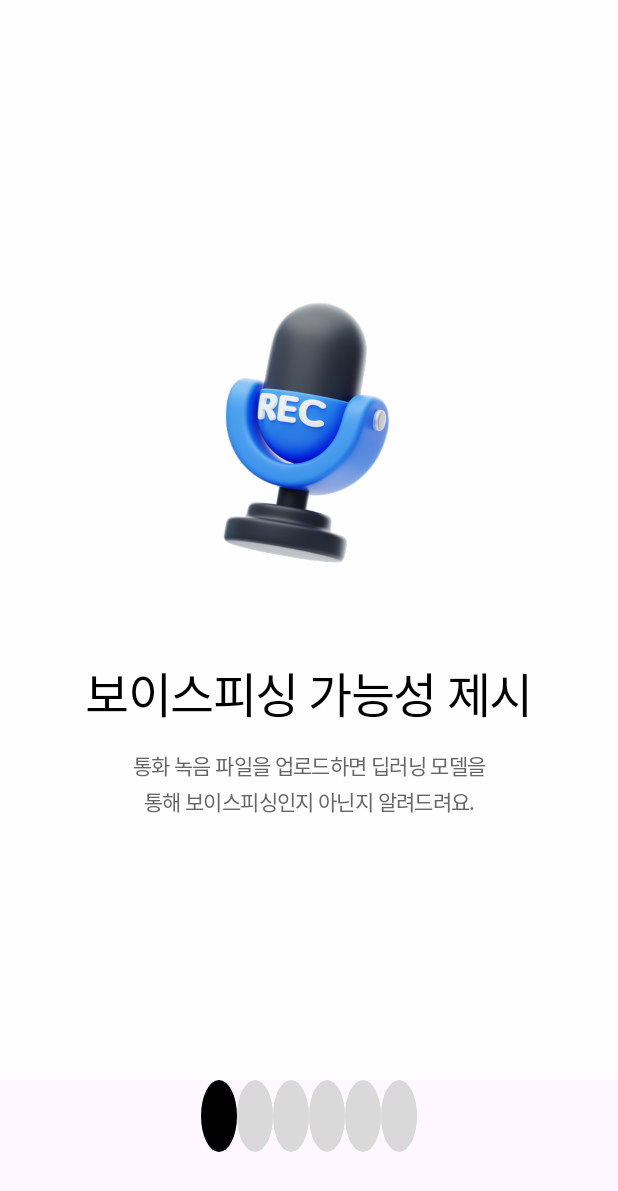
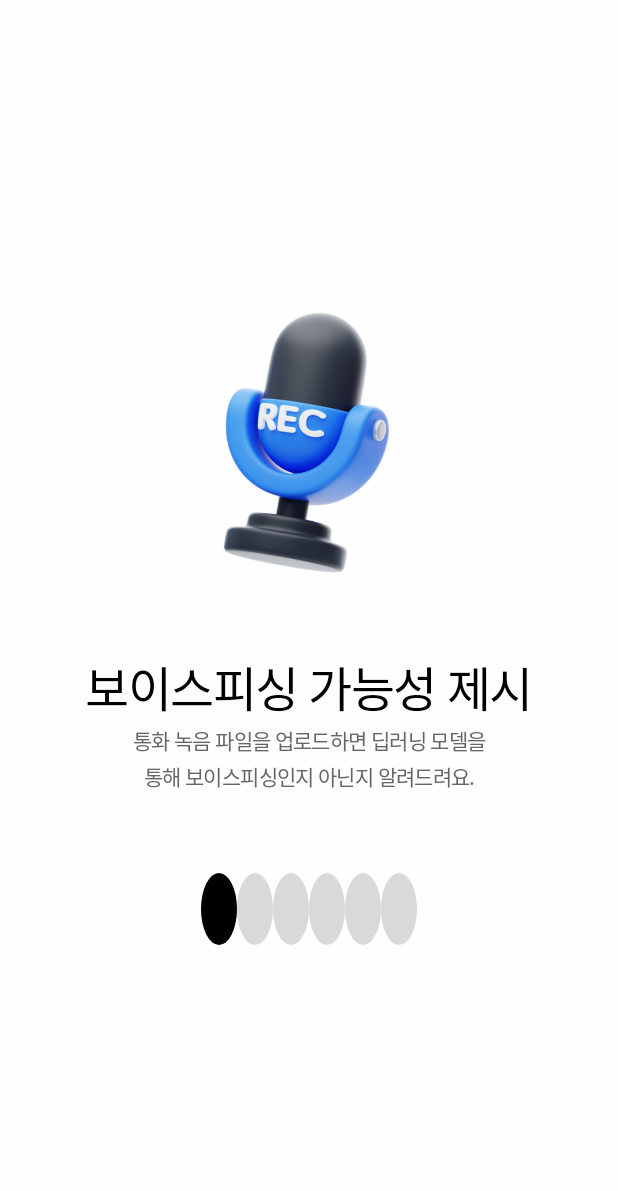
Before and after one commit to bbang427/QuadCore, an Android app: the screen it shows after launch (OnboardingActivity), on a phone screen of 412 x 824 dp. Shown: the top 1191 px of the screen. Run offline under Robolectric (Android 15) with nearby library versions, the phone set to English and light mode, and no system bars.

Commit message:
07/26 First HaHa

```diff
--- a/app/src/main/res/layout/activity_login_page.xml
+++ b/app/src/main/res/layout/activity_login_page.xml
@@ -20,7 +20,7 @@
         app:layout_constraintEnd_toEndOf="parent"
         app:layout_constraintTop_toTopOf="parent"
         app:layout_constraintBottom_toBottomOf="parent"
-        app:layout_constraintVertical_bias="0.35"/>
+        app:layout_constraintVertical_bias="0.3"/>
     <!-- layout_constraintStart_toStartOf : 왼쪽을 부모 레이아웃의 왼쪽과 연결
          layout_constraintEnd_toEndOf : 오른쪽을 부모 레이아웃의 오른쪽과 연결
          layout_constraintTop_toTopOf : 위쪽을 부모 레이아웃의 위쪽과 연결
@@ -40,7 +40,7 @@
         app:layout_constraintEnd_toEndOf="parent"
         app:layout_constraintTop_toTopOf="parent"
         app:layout_constraintBottom_toBottomOf="parent"
-        app:layout_constraintVertical_bias="0.65" />
+        app:layout_constraintVertical_bias="0.55" />
     <!-- app:layout_constraintTop_toBottomOf="@+id/iv_3dIcon"
         app:layout_constraintStart_toStartOf="parent"
         app:layout_constraintEnd_toEndOf="parent" -->
@@ -60,6 +60,6 @@
         app:layout_constraintEnd_toEndOf="parent"
         app:layout_constraintTop_toTopOf="parent"
         app:layout_constraintBottom_toBottomOf="parent"
-        app:layout_constraintVertical_bias="0.75" />
+        app:layout_constraintVertical_bias="0.62" />
 
 </androidx.constraintlayout.widget.ConstraintLayout>
--- a/app/src/main/res/layout/activity_onboarding.xml
+++ b/app/src/main/res/layout/activity_onboarding.xml
@@ -11,34 +11,24 @@
         android:layout_width="match_parent"
         android:layout_height="0dp"
         app:layout_constraintTop_toTopOf="parent"
-        app:layout_constraintBottom_toTopOf="@+id/bottom_container"
+        app:layout_constraintBottom_toBottomOf="parent"
         app:layout_constraintStart_toStartOf="parent"
         app:layout_constraintEnd_toEndOf="parent" />
-
-    <LinearLayout
-        android:id="@+id/bottom_container"
-        android:layout_width="match_parent"
-        android:layout_height="wrap_content"
-        android:orientation="vertical"
-        android:gravity="center_horizontal"
-        android:paddingBottom="32dp"
-        app:layout_constraintBottom_toBottomOf="parent"
-        app:layout_constraintStart_toStartOf="parent"
-        app:layout_constraintEnd_toEndOf="parent" >
 
     <com.google.android.material.tabs.TabLayout
         android:id="@+id/tab_layout"
         android:layout_width="wrap_content"
         android:layout_height="wrap_content"
-            android:layout_marginBottom="24dp"
         android:background="@android:color/transparent"
         app:tabBackground="@drawable/tab_indicator_selector"
         app:tabGravity="center"
         app:tabIndicatorHeight="0dp"
-            app:tabRippleColor="@null" />
-    <!-- app:layout_constraintBottom_toBottomOf="parent"
+        app:tabRippleColor="@null"
+        app:layout_constraintStart_toStartOf="parent"
         app:layout_constraintEnd_toEndOf="parent"
-        app:layout_constraintStart_toStartOf="parent" -->
-    </LinearLayout>
+        app:layout_constraintTop_toTopOf="parent"
+        app:layout_constraintBottom_toBottomOf="parent"
+        app:layout_constraintVertical_bias="0.75"/>
+
 
 </androidx.constraintlayout.widget.ConstraintLayout>
```
Also changed, not shown: 1 other file. Lines whose indentation alone changed are shown as unchanged.
